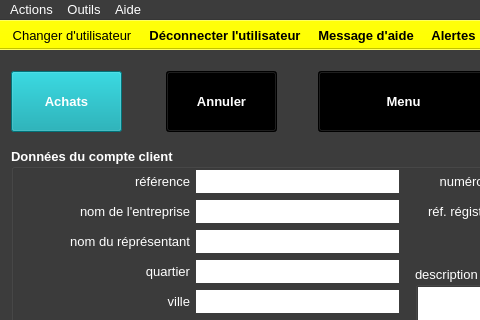
Old version of the form ui/yeroth-erp-creer-compte-client-window.ui in the repository xnoumbissinoundou/yeroth-erp-3.0; both pictures show x 0 to 480 and y 0 to 320 of the 799 by 601 pixel window.
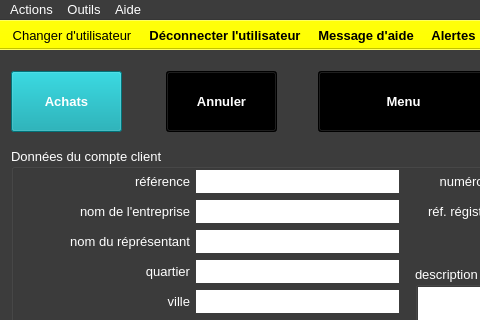
New version of the form. Icons and pictures are not drawn. Custom widgets are drawn as their Qt base class.

```diff
--- a/ui/yeroth-erp-creer-compte-client-window.ui
+++ b/ui/yeroth-erp-creer-compte-client-window.ui
@@ -1774,45 +1774,45 @@
        <colorrole role="Button">
         <brush brushstyle="SolidPattern">
          <color alpha="255">
-          <red>198</red>
-          <green>198</green>
-          <blue>198</blue>
+          <red>60</red>
+          <green>60</green>
+          <blue>60</blue>
          </color>
         </brush>
        </colorrole>
        <colorrole role="Light">
         <brush brushstyle="SolidPattern">
          <color alpha="255">
-          <red>255</red>
-          <green>255</green>
-          <blue>255</blue>
+          <red>90</red>
+          <green>90</green>
+          <blue>90</blue>
          </color>
         </brush>
        </colorrole>
        <colorrole role="Midlight">
         <brush brushstyle="SolidPattern">
          <color alpha="255">
-          <red>226</red>
-          <green>226</green>
-          <blue>226</blue>
+          <red>75</red>
+          <green>75</green>
+          <blue>75</blue>
          </color>
         </brush>
        </colorrole>
        <colorrole role="Dark">
         <brush brushstyle="SolidPattern">
          <color alpha="255">
-          <red>99</red>
-          <green>99</green>
-          <blue>99</blue>
+          <red>30</red>
+          <green>30</green>
+          <blue>30</blue>
          </color>
         </brush>
        </colorrole>
        <colorrole role="Mid">
         <brush brushstyle="SolidPattern">
          <color alpha="255">
-          <red>132</red>
-          <green>132</green>
-          <blue>132</blue>
+          <red>40</red>
+          <green>40</green>
+          <blue>40</blue>
          </color>
         </brush>
        </colorrole>
@@ -1837,9 +1837,9 @@
        <colorrole role="ButtonText">
         <brush brushstyle="SolidPattern">
          <color alpha="255">
-          <red>0</red>
-          <green>0</green>
-          <blue>0</blue>
+          <red>255</red>
+          <green>255</green>
+          <blue>255</blue>
          </color>
         </brush>
        </colorrole>
@@ -1855,27 +1855,27 @@
        <colorrole role="Window">
         <brush brushstyle="SolidPattern">
          <color alpha="255">
-          <red>198</red>
-          <green>198</green>
-          <blue>198</blue>
+          <red>60</red>
+          <green>60</green>
+          <blue>60</blue>
          </color>
         </brush>
        </colorrole>
        <colorrole role="Shadow">
         <brush brushstyle="SolidPattern">
          <color alpha="255">
-          <red>198</red>
-          <green>198</green>
-          <blue>198</blue>
+          <red>0</red>
+          <green>0</green>
+          <blue>0</blue>
          </color>
         </brush>
        </colorrole>
        <colorrole role="AlternateBase">
         <brush brushstyle="SolidPattern">
          <color alpha="255">
-          <red>226</red>
-          <green>226</green>
-          <blue>226</blue>
+          <red>30</red>
+          <green>30</green>
+          <blue>30</blue>
          </color>
         </brush>
        </colorrole>
@@ -1911,45 +1911,45 @@
        <colorrole role="Button">
         <brush brushstyle="SolidPattern">
          <color alpha="255">
-          <red>198</red>
-          <green>198</green>
-          <blue>198</blue>
+          <red>60</red>
+          <green>60</green>
+          <blue>60</blue>
          </color>
         </brush>
        </colorrole>
        <colorrole role="Light">
         <brush brushstyle="SolidPattern">
          <color alpha="255">
-          <red>255</red>
-          <green>255</green>
-          <blue>255</blue>
+          <red>90</red>
+          <green>90</green>
+          <blue>90</blue>
          </color>
         </brush>
        </colorrole>
        <colorrole role="Midlight">
         <brush brushstyle="SolidPattern">
          <color alpha="255">
-          <red>226</red>
-          <green>226</green>
-          <blue>226</blue>
+          <red>75</red>
+          <green>75</green>
+          <blue>75</blue>
          </color>
         </brush>
        </colorrole>
        <colorrole role="Dark">
         <brush brushstyle="SolidPattern">
          <color alpha="255">
-          <red>99</red>
-          <green>99</green>
-          <blue>99</blue>
+          <red>30</red>
+          <green>30</green>
+          <blue>30</blue>
          </color>
         </brush>
        </colorrole>
        <colorrole role="Mid">
         <brush brushstyle="SolidPattern">
          <color alpha="255">
-          <red>132</red>
-          <green>132</green>
-          <blue>132</blue>
+          <red>40</red>
+          <green>40</green>
+          <blue>40</blue>
          </color>
         </brush>
        </colorrole>
@@ -1974,9 +1974,9 @@
        <colorrole role="ButtonText">
         <brush brushstyle="SolidPattern">
          <color alpha="255">
-          <red>0</red>
-          <green>0</green>
-          <blue>0</blue>
+          <red>255</red>
+          <green>255</green>
+          <blue>255</blue>
          </color>
         </brush>
        </colorrole>
@@ -1992,27 +1992,27 @@
        <colorrole role="Window">
         <brush brushstyle="SolidPattern">
          <color alpha="255">
-          <red>198</red>
-          <green>198</green>
-          <blue>198</blue>
+          <red>60</red>
+          <green>60</green>
+          <blue>60</blue>
          </color>
         </brush>
        </colorrole>
        <colorrole role="Shadow">
         <brush brushstyle="SolidPattern">
          <color alpha="255">
-          <red>198</red>
-          <green>198</green>
-          <blue>198</blue>
+          <red>0</red>
+          <green>0</green>
+          <blue>0</blue>
          </color>
         </brush>
        </colorrole>
        <colorrole role="AlternateBase">
         <brush brushstyle="SolidPattern">
          <color alpha="255">
-          <red>226</red>
-          <green>226</green>
-          <blue>226</blue>
+          <red>30</red>
+          <green>30</green>
+          <blue>30</blue>
          </color>
         </brush>
        </colorrole>
@@ -2039,63 +2039,63 @@
        <colorrole role="WindowText">
         <brush brushstyle="SolidPattern">
          <color alpha="255">
-          <red>99</red>
-          <green>99</green>
-          <blue>99</blue>
+          <red>30</red>
+          <green>30</green>
+          <blue>30</blue>
          </color>
         </brush>
        </colorrole>
        <colorrole role="Button">
         <brush brushstyle="SolidPattern">
          <color alpha="255">
-          <red>198</red>
-          <green>198</green>
-          <blue>198</blue>
+          <red>60</red>
+          <green>60</green>
+          <blue>60</blue>
          </color>
         </brush>
        </colorrole>
        <colorrole role="Light">
         <brush brushstyle="SolidPattern">
          <color alpha="255">
-          <red>255</red>
-          <green>255</green>
-          <blue>255</blue>
+          <red>90</red>
+          <green>90</green>
+          <blue>90</blue>
          </color>
         </brush>
        </colorrole>
        <colorrole role="Midlight">
         <brush brushstyle="SolidPattern">
          <color alpha="255">
-          <red>226</red>
-          <green>226</green>
-          <blue>226</blue>
+          <red>75</red>
+          <green>75</green>
+          <blue>75</blue>
          </color>
         </brush>
        </colorrole>
        <colorrole role="Dark">
         <brush brushstyle="SolidPattern">
          <color alpha="255">
-          <red>99</red>
-          <green>99</green>
-          <blue>99</blue>
+          <red>30</red>
+          <green>30</green>
+          <blue>30</blue>
          </color>
         </brush>
        </colorrole>
        <colorrole role="Mid">
         <brush brushstyle="SolidPattern">
          <color alpha="255">
-          <red>132</red>
-          <green>132</green>
-          <blue>132</blue>
+          <red>40</red>
+          <green>40</green>
+          <blue>40</blue>
          </color>
         </brush>
        </colorrole>
        <colorrole role="Text">
         <brush brushstyle="SolidPattern">
          <color alpha="255">
-          <red>99</red>
-          <green>99</green>
-          <blue>99</blue>
+          <red>30</red>
+          <green>30</green>
+          <blue>30</blue>
          </color>
         </brush>
        </colorrole>
@@ -2111,45 +2111,45 @@
        <colorrole role="ButtonText">
         <brush brushstyle="SolidPattern">
          <color alpha="255">
-          <red>99</red>
-          <green>99</green>
-          <blue>99</blue>
+          <red>30</red>
+          <green>30</green>
+          <blue>30</blue>
          </color>
         </brush>
        </colorrole>
        <colorrole role="Base">
         <brush brushstyle="SolidPattern">
          <color alpha="255">
-          <red>198</red>
-          <green>198</green>
-          <blue>198</blue>
+          <red>60</red>
+          <green>60</green>
+          <blue>60</blue>
          </color>
         </brush>
        </colorrole>
        <colorrole role="Window">
         <brush brushstyle="SolidPattern">
          <color alpha="255">
-          <red>198</red>
-          <green>198</green>
-          <blue>198</blue>
+          <red>60</red>
+          <green>60</green>
+          <blue>60</blue>
          </color>
         </brush>
        </colorrole>
        <colorrole role="Shadow">
         <brush brushstyle="SolidPattern">
          <color alpha="255">
-          <red>198</red>
-          <green>198</green>
-          <blue>198</blue>
+          <red>0</red>
+          <green>0</green>
+          <blue>0</blue>
          </color>
         </brush>
        </colorrole>
        <colorrole role="AlternateBase">
         <brush brushstyle="SolidPattern">
          <color alpha="255">
-          <red>198</red>
-          <green>198</green>
-          <blue>198</blue>
+          <red>60</red>
+          <green>60</green>
+          <blue>60</blue>
          </color>
         </brush>
        </colorrole>
@@ -2177,8 +2177,8 @@
     <property name="font">
      <font>
       <pointsize>10</pointsize>
-      <weight>75</weight>
-      <bold>true</bold>
+      <weight>50</weight>
+      <bold>false</bold>
      </font>
     </property>
     <property name="title">
```
